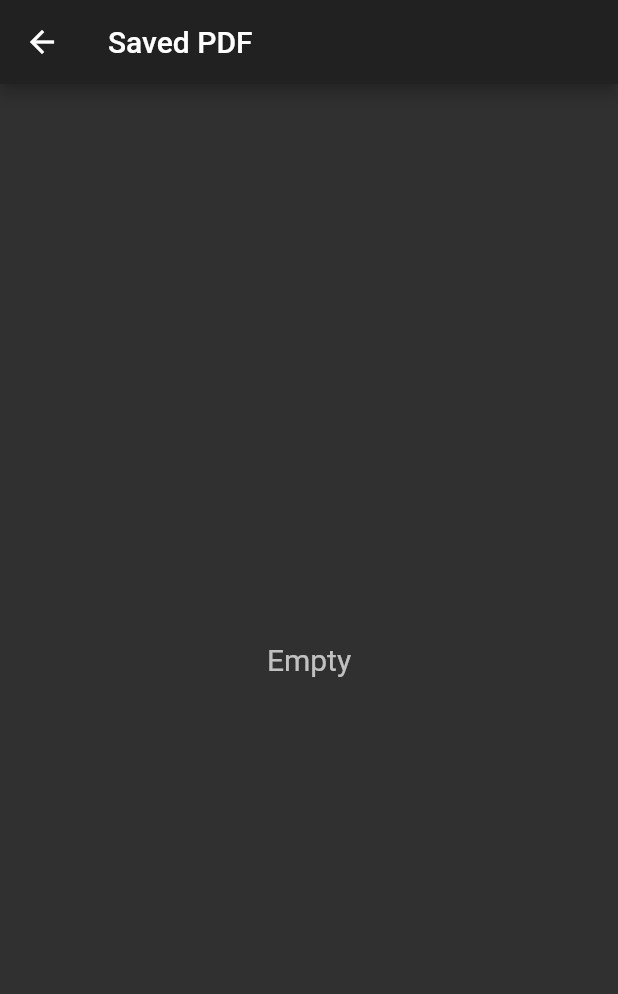
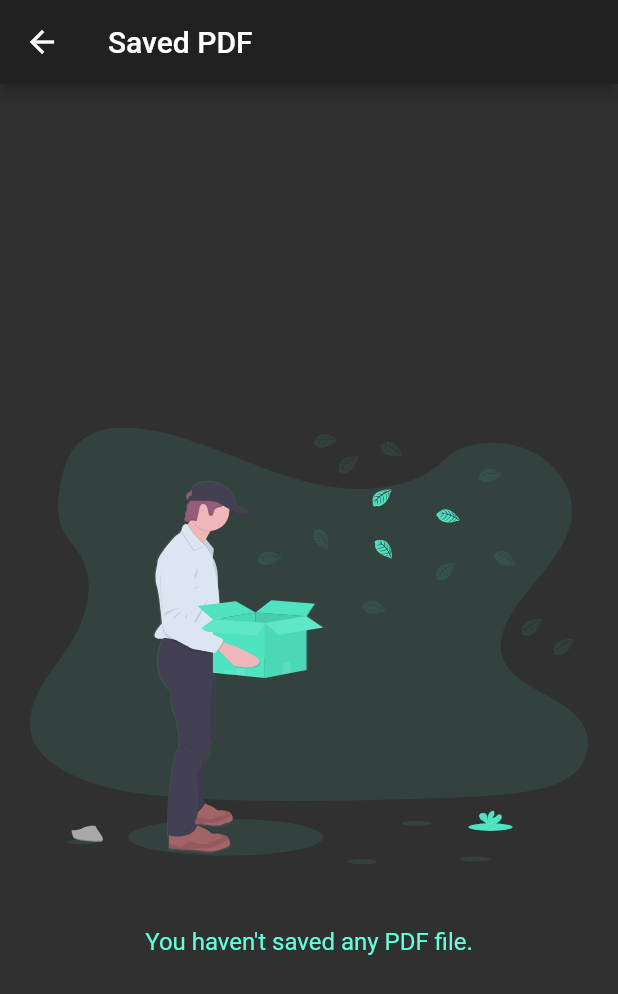
Before and after one commit to vishvaRam/PDF-Converter-Plus-Flutter, a Flutter app: the screen it shows after launch, after a tap on the "save" icon, on a phone screen of 412 x 824 dp. Shown: the top 994 px of the screen. Run offline on Flutter 3.47's test engine with Material 2 defaults, Android fonts, the phone set to English and light mode, and no system bars; our stand-ins replace flutter_svg, pdf, share; missing offline and left inert: filesize, flutter_absolute_path, flutter_full_pdf_viewer, multi_image_picker.

Commit message:
added share

```diff
--- a/lib/Pages/Files.dart
+++ b/lib/Pages/Files.dart
@@ -3,6 +3,8 @@ import 'dart:io';
 import 'package:path/path.dart';
 import 'package:pdfconverter/Pages/PDFViewer.dart';
 import 'package:filesize/filesize.dart';
+import 'package:flutter_svg/flutter_svg.dart';
+
 import 'package:share/share.dart';
 
 class SavedPDF extends StatefulWidget {
@@ -52,15 +54,20 @@ class _SavedPDFState extends State<SavedPDF> {
         title: Text("Saved PDF"),
       ),
       body: file.length == 0
-          ? Container(
-              child: Center(
-                child: Text(
-                  "Empty",
-                  style: TextStyle(fontSize: 20.0, color: Colors.white70),
-                  textAlign: TextAlign.center,
-                ),
-              ),
-            )
+          ?  Padding(
+            padding: const EdgeInsets.symmetric(vertical:8.0,horizontal: 20.0),
+            child: Center(
+        child: Column(
+            mainAxisAlignment: MainAxisAlignment.center,
+            children: [
+              Flexible(child: SvgPicture.asset("Assets/empty.svg",placeholderBuilder: (BuildContext context) => Container(
+                  padding: const EdgeInsets.all(30.0),
+                  child: const CircularProgressIndicator()))),
+              Flexible(child: Text("You haven't saved any PDF file.",style: TextStyle(fontSize: 16.0,color:Theme.of(context).accentColor, ),))
+            ],
+        ),
+      ),
+          )
           : ListView.separated(
               itemCount: file.length,
               itemBuilder: (BuildContext context, int index) {
--- a/lib/Pages/HomePage.dart
+++ b/lib/Pages/HomePage.dart
@@ -7,6 +7,7 @@ import 'package:pdf/widgets.dart' as pw;
 import 'PDFViewer.dart';
 import 'package:pdf/widgets.dart' as pdfWidget;
 import 'Files.dart';
+import 'package:share/share.dart';
 
 final Color okBtn = Color(0xffE0F2FE);
 
@@ -238,7 +239,7 @@ class _HomePageState extends State<HomePage> {
             height: 35.0,
           ),
           SizedBox(
-            width: 18.0,
+            width: 8,
           ),
           Text(
             "PDF Converter Plus",
@@ -247,6 +248,15 @@ class _HomePageState extends State<HomePage> {
         ],
       ),
       actions: [
+        IconButton(
+            icon: Icon(Icons.share,size: 26.0,),
+            onPressed: () {
+             try{
+               Share.share("https://play.google.com/store/apps/details?id=com.vishva.pdf.converter.plus",subject: "PDF Converter Plus");
+             }catch(e){
+               print(e);
+             }
+            }),
         IconButton(
             icon: Icon(Icons.save_sharp,size: 26.0,),
             onPressed: () {
@@ -258,7 +268,8 @@ class _HomePageState extends State<HomePage> {
                       currentPage: widget.currentPage,
                     ),
                   ));
-            })
+            }),
+        SizedBox(width: 5.0,)
       ],
     );
   }
--- a/pubspec.yaml
+++ b/pubspec.yaml
@@ -15,7 +15,7 @@ publish_to: 'none' # Remove this line if you wish to publish to pub.dev
 # In iOS, build-name is used as CFBundleShortVersionString while build-number used as CFBundleVersion.
 # Read more about iOS versioning at
 # https://developer.apple.com/library/archive/documentation/General/Reference/InfoPlistKeyReference/Articles/CoreFoundationKeys.html
-version: 1.0.2+2
+version: 1.0.4+4
 
 environment:
   sdk: ">=2.7.0 <3.0.0"
@@ -31,6 +31,7 @@ dependencies:
   share: ^0.6.5+4
   flutter_full_pdf_viewer: ^1.0.6
   filesize: ^1.0.4
+  flutter_svg: ^0.19.1
 
 
 
@@ -52,6 +53,7 @@ flutter:
   # To add assets to your application, add an assets section, like this:0
   assets:
     - Assets/pdf.png
+    - Assets/empty.svg
   #   - images/a_dot_ham.jpeg
 
   # An image asset can refer to one or more resolution-specific "variants", see
```
Also changed, not shown: lib/Pages/PDFViewer.dart (+7 -11 lines), Assets/empty.svg (added), pubspec.lock.
